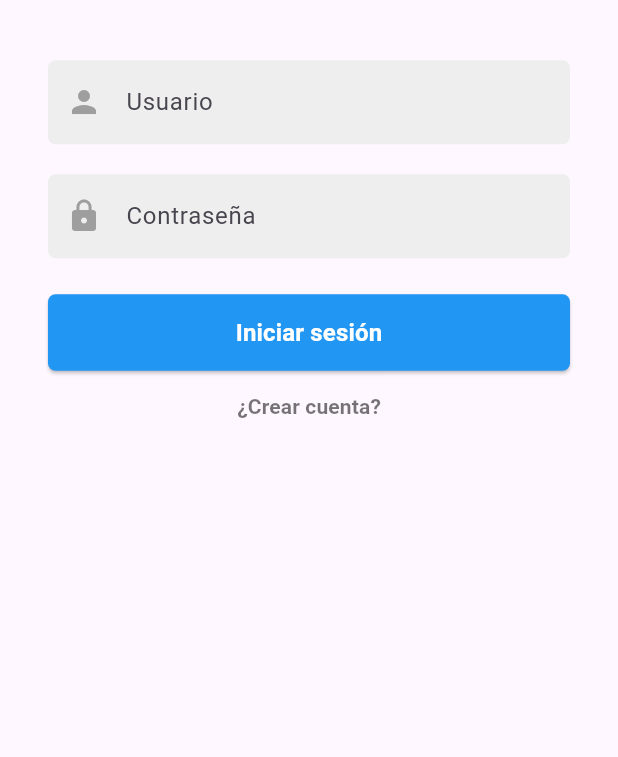
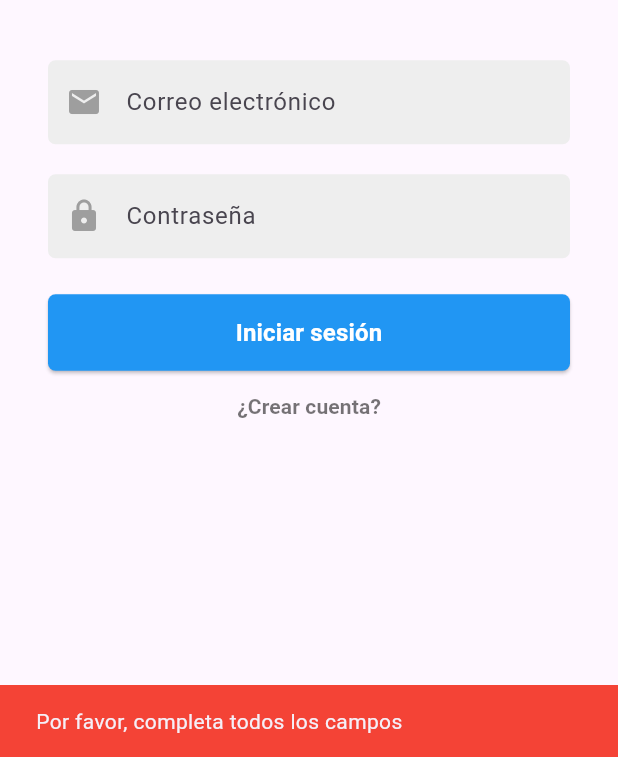
Before and after one commit to Samuel1722003/EmerScanFrontend, a Flutter app: the LoginScreen screen opened by its route, after a tap on "Iniciar sesión", on a phone screen of 412 x 824 dp, the part 479-1236 px from its top. Run offline on Flutter 3.47's test engine with Material 3 defaults, Android fonts, the phone set to English and light mode, and no system bars; our stand-ins replace supabase_flutter; accounts and stored records are empty.

Commit message:
Ya sirve el inicio de sesión

```diff
--- a/hfe_frontend/lib/screens/login_screen.dart
+++ b/hfe_frontend/lib/screens/login_screen.dart
@@ -1,9 +1,84 @@
 import 'package:flutter/material.dart';
 import 'package:hfe_frontend/screens/widgets.dart';
 import 'package:hfe_frontend/screens/sign_up/sign_up_screen1.dart';
+import 'package:supabase_flutter/supabase_flutter.dart';
 
-class LoginScreen extends StatelessWidget {
+class LoginScreen extends StatefulWidget {
   const LoginScreen({super.key});
+
+  @override
+  State<LoginScreen> createState() => _LoginScreenState();
+}
+
+class _LoginScreenState extends State<LoginScreen> {
+  final _emailController = TextEditingController();
+  final _passwordController = TextEditingController();
+  bool _isLoading = false;
+
+  @override
+  void dispose() {
+    _emailController.dispose();
+    _passwordController.dispose();
+    super.dispose();
+  }
+
+  Future<void> _login() async {
+    if (_emailController.text.isEmpty || _passwordController.text.isEmpty) {
+      ScaffoldMessenger.of(context).showSnackBar(
+        const SnackBar(
+          content: Text('Por favor, completa todos los campos'),
+          backgroundColor: Colors.red,
+        ),
+      );
+      return;
+    }
+
+    setState(() {
+      _isLoading = true;
+    });
+
+    try {
+      final supabase = Supabase.instance.client;
+
+      // Buscar el usuario en la base de datos
+      final result = await supabase
+          .from('usuario_persona')
+          .select()
+          .eq('correo', _emailController.text)
+          .eq('contrasena', _passwordController.text)
+          .limit(1);
+
+      if (result.isEmpty) {
+        if (!mounted) return;
+        ScaffoldMessenger.of(context).showSnackBar(
+          const SnackBar(
+            content: Text('Correo o contraseña incorrectos'),
+            backgroundColor: Colors.red,
+          ),
+        );
+      } else {
+        if (!mounted) return;
+        // Navegar a la pantalla principal después del inicio de sesión exitoso
+        Navigator.of(context).pushReplacementNamed('HomeScreen');
+      }
+    } catch (e) {
+      if (mounted) {
+        ScaffoldMessenger.of(context).showSnackBar(
+          SnackBar(
+            content: Text('Error al iniciar sesión: ${e.toString()}'),
+            backgroundColor: Colors.red,
+          ),
+        );
+      }
+      print('Error al iniciar sesión: $e');
+    } finally {
+      if (mounted) {
+        setState(() {
+          _isLoading = false;
+        });
+      }
+    }
+  }
 
   @override
   Widget build(BuildContext context) {
@@ -20,15 +95,18 @@ class LoginScreen extends StatelessWidget {
               const SizedBox(height: 40),
 
               // Campos de usuario y contraseña
-              const SignUpInputText(
-                hintText: 'Usuario',
-                prefixIcon: Icons.person,
+              SignUpInputText(
+                hintText: 'Correo electrónico',
+                prefixIcon: Icons.email,
+                controller: _emailController,
+                keyboardType: TextInputType.emailAddress,
               ),
               const SizedBox(height: 20),
-              const SignUpInputText(
+              SignUpInputText(
                 hintText: 'Contraseña',
                 obscureText: true,
                 prefixIcon: Icons.lock,
+                controller: _passwordController,
               ),
               const SizedBox(height: 24),
 
@@ -36,7 +114,7 @@ class LoginScreen extends StatelessWidget {
               SizedBox(
                 width: double.infinity,
                 child: ElevatedButton(
-                  onPressed: () {},
+                  onPressed: _isLoading ? null : _login,
                   style: ElevatedButton.styleFrom(
                     backgroundColor: Colors.blue,
                     padding: const EdgeInsets.symmetric(vertical: 14),
@@ -44,7 +122,9 @@ class LoginScreen extends StatelessWidget {
                       borderRadius: BorderRadius.circular(5), // Bordes rectos
                     ),
                   ),
-                  child: const Text(
+                  child: _isLoading
+                      ? const CircularProgressIndicator(color: Colors.white)
+                      : const Text(
                           'Iniciar sesión',
                           style: TextStyle(
                             color: Colors.white,
--- a/hfe_frontend/lib/widgets/sign_up_input_text.dart
+++ b/hfe_frontend/lib/widgets/sign_up_input_text.dart
@@ -4,18 +4,42 @@ class SignUpInputText extends StatelessWidget {
   final String hintText;
   final bool obscureText;
   final IconData? prefixIcon;
+  final TextEditingController? controller;
+  final TextInputType keyboardType;
+  final String? Function(String?)? validator;
+  final void Function(String)? onChanged;
+  final FocusNode? focusNode;
+  final TextInputAction? textInputAction;
+  final void Function()? onEditingComplete;
+  final void Function(String)? onSubmitted;
 
   const SignUpInputText({
     super.key,
     required this.hintText,
     this.obscureText = false,
     this.prefixIcon,
+    this.controller,
+    this.keyboardType = TextInputType.text,
+    this.validator,
+    this.onChanged,
+    this.focusNode,
+    this.textInputAction,
+    this.onEditingComplete,
+    this.onSubmitted,
   });
 
   @override
   Widget build(BuildContext context) {
-    return TextField(
+    return TextFormField(
+      controller: controller,
       obscureText: obscureText,
+      keyboardType: keyboardType,
+      focusNode: focusNode,
+      textInputAction: textInputAction,
+      onEditingComplete: onEditingComplete,
+      onFieldSubmitted: onSubmitted,
+      onChanged: onChanged,
+      validator: validator,
       decoration: InputDecoration(
         hintText: hintText,
         prefixIcon: prefixIcon != null ? Icon(prefixIcon, color: Colors.grey) : null,
@@ -25,6 +49,14 @@ class SignUpInputText extends StatelessWidget {
           borderRadius: BorderRadius.circular(5),
           borderSide: BorderSide.none,
         ),
+        errorBorder: OutlineInputBorder(
+          borderRadius: BorderRadius.circular(5),
+          borderSide: const BorderSide(color: Colors.red, width: 1.0),
+        ),
+        focusedErrorBorder: OutlineInputBorder(
+          borderRadius: BorderRadius.circular(5),
+          borderSide: const BorderSide(color: Colors.red, width: 2.0),
+        ),
       ),
     );
   }
```
Lines whose indentation alone changed are shown as unchanged.
